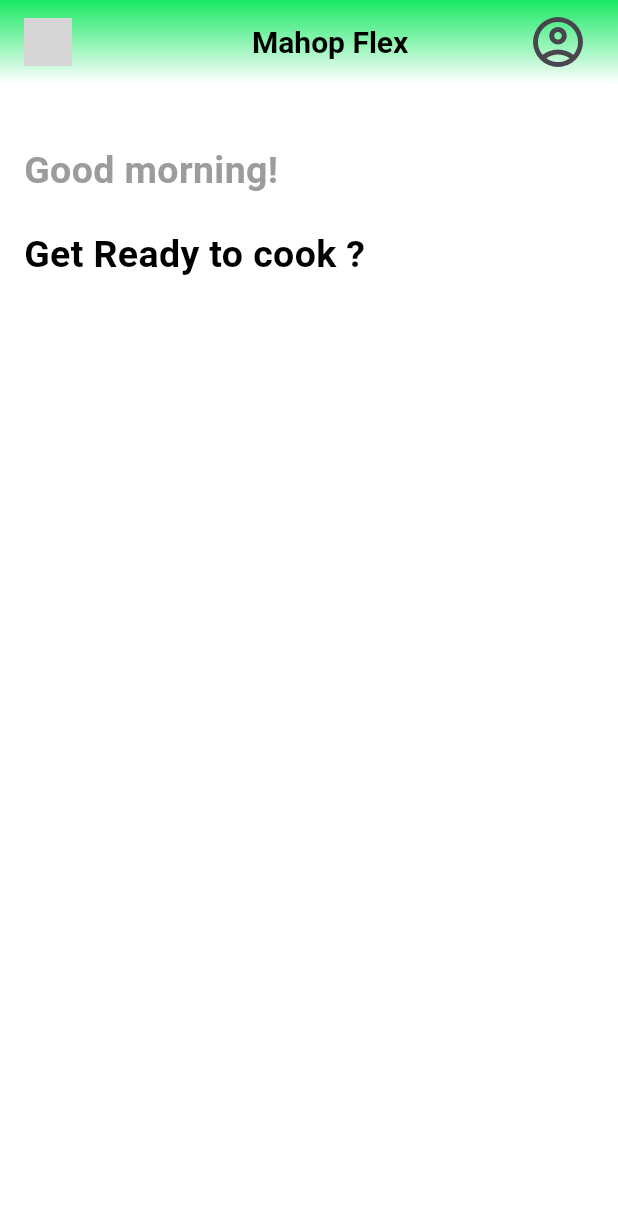
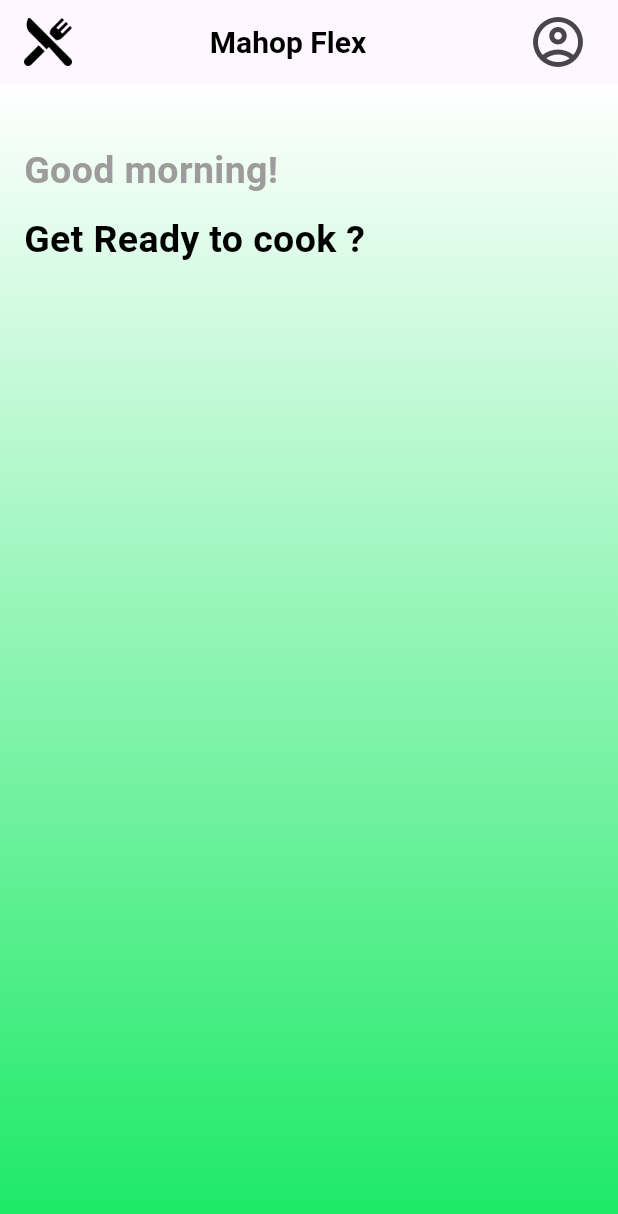
Before and after one commit to Tsn168/Flutter_FInal_Project, a Flutter app: the screen it shows after launch, on a phone screen of 412 x 824 dp. Shown: the top 1214 px of the screen. Run offline on Flutter 3.47's test engine with Material 3 defaults, Android fonts, the phone set to English and light mode, and no system bars; Roboto replaces fonts that are missing (SFPro, Times New Roman); grey boxes are pictures that could not be loaded.

Commit message:
anh hort hx

```diff
--- a/lib/ui/main/main_screen.dart
+++ b/lib/ui/main/main_screen.dart
@@ -11,35 +11,27 @@ class _MainScreenState extends State<MainScreen> {
   @override
   Widget build(BuildContext context) {
     return Scaffold(
-      backgroundColor: Colors.white,
+      backgroundColor: const Color(0xFFFFFFFF),
       appBar: AppBar(
-        flexibleSpace: Container(
-          decoration: const BoxDecoration(
-            gradient: LinearGradient(
-              colors: [Color(0xFF1AE965), Colors.white],
-              begin: Alignment.topCenter,
-              end: Alignment.bottomCenter,
-            ),
-          ),
-        ),
         title: Row(
           children: [
             InkWell(
               onTap: () {
-                // Logo pressed
                 print('Logo pressed');
               },
               borderRadius: BorderRadius.circular(20),
-              child: Image.asset('lib/assets/logo.png', height: 32),
+              child: Image.asset('lib/assets/images/logo.png', height: 32),
             ),
-            const SizedBox(width: 120),
-            const Text(
+            Expanded(
+              child: Text(
                 'Mahop Flex',
-              style: TextStyle(
+                textAlign: TextAlign.center,
+                style: const TextStyle(
                   fontSize: 20,
                   fontWeight: FontWeight.bold,
                   color: Colors.black,
                   fontFamily: 'Times New Roman',
+                ),
               ),
             ),
           ],
@@ -48,13 +40,26 @@ class _MainScreenState extends State<MainScreen> {
           IconButton(
             padding: const EdgeInsets.only(right: 20),
             iconSize: 40,
-            icon: Icon(Icons.account_circle_outlined),
+            icon: const Icon(Icons.account_circle_outlined),
             onPressed: () {},
           ),
         ],
+        // Set app bar background to white
+        elevation: 0, // Remove shadow
       ),
-      body: const Padding(
-        padding: EdgeInsets.fromLTRB(16, 40, 16, 0),
+      body: Container(
+        width: double.infinity,
+        height: double.infinity,
+        decoration: const BoxDecoration(
+          gradient: LinearGradient(
+            colors: [Colors.white, Color(0xFF1AE965)],
+            begin: Alignment.topCenter,
+            end: Alignment.bottomCenter,
+            stops: [0, 1],
+          ),
+        ),
+        child: Padding(
+          padding: const EdgeInsets.fromLTRB(16, 40, 16, 0),
           child: Column(
             crossAxisAlignment: CrossAxisAlignment.start,
             children: [
@@ -66,17 +71,18 @@ class _MainScreenState extends State<MainScreen> {
                   color: Color.fromARGB(255, 157, 155, 155),
                 ),
               ),
-            SizedBox(height: 20),
+              SizedBox(height: 10),
               Text(
                 'Get Ready to cook ?',
                 style: TextStyle(
                   fontSize: 25,
                   color: Colors.black,
                   fontWeight: FontWeight.bold,
-                fontFamily: 'SFPro',
                 ),
               ),
+              // You can add more widgets here that will appear on the gradient background
             ],
+          ),
         ),
       ),
     );
```
Also changed, not shown: lib/data/dummy/dummy_ingredient.dart (added, +8 -0 lines), lib/data/dummy/dummy_pantry.dart (added, +8 -0 lines), lib/data/dummy/dummy_recipe.dart (added, +20 -0 lines), lib/models/pantry.dart (+5 -3 lines), pubspec.yaml (+3 -14 lines), lib/assets/images/SF-Pro-Text-Regular.ttf (deleted), lib/data/dummy/ingredients.json (deleted), lib/data/dummy/recipes.json (deleted), lib/ui/main/main_shell.dart (added). Lines whose indentation alone changed are shown as unchanged.
